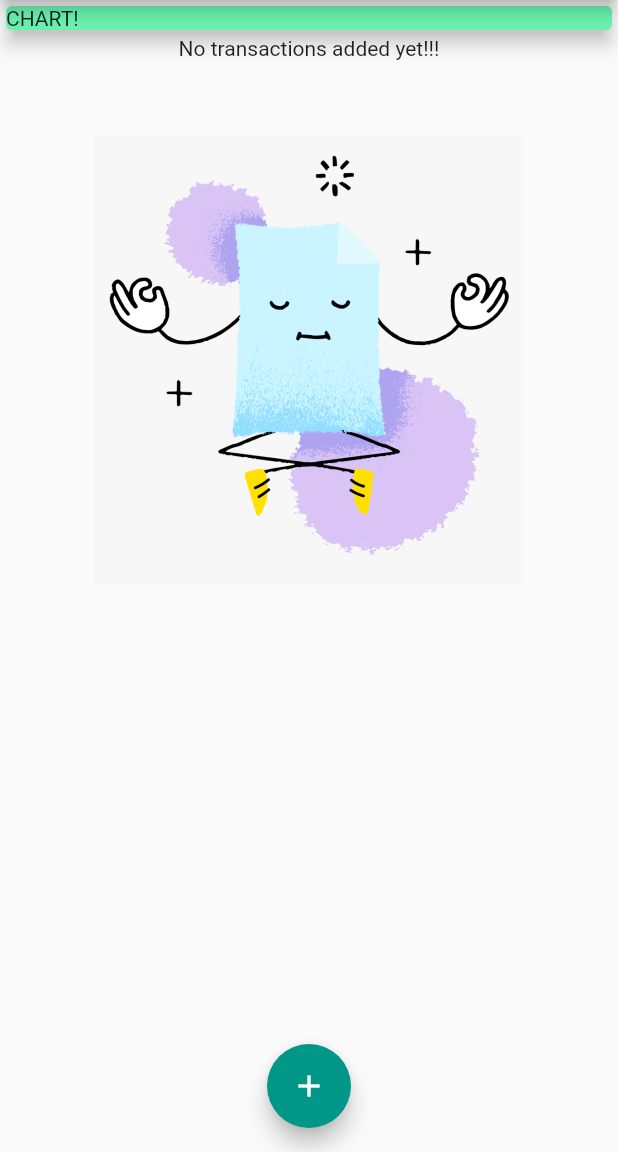
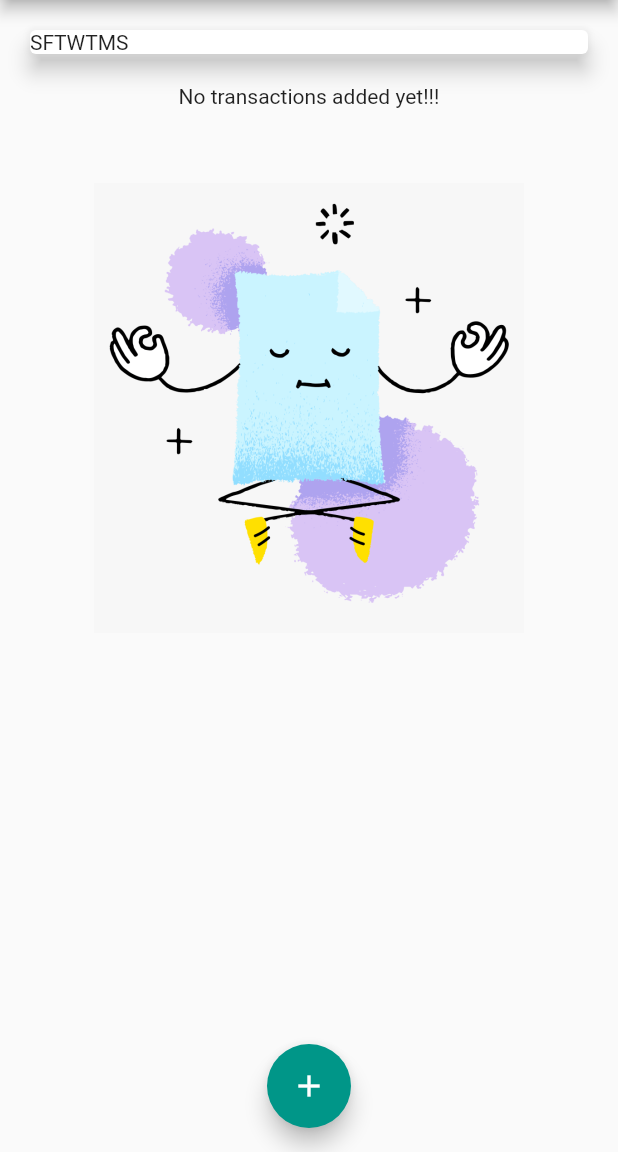
Before and after one commit to shahsamved/Personal-expenses-app, a Flutter app: the screen it shows after launch, on a phone screen of 412 x 824 dp, the part 84-1236 px from its top. Run offline on Flutter 3.47's test engine with Material 2 defaults, Android fonts, the phone set to English and light mode, and no system bars.

Commit message:
creating charts  with weekdays and amount and populating charts with values

```diff
--- a/lib/main.dart
+++ b/lib/main.dart
@@ -4,7 +4,7 @@ import 'package:expenses_app/widgets/new_transaction.dart';
 import 'package:expenses_app/widgets/transaction_list.dart';
 import 'package:expenses_app/widgets/user_transactions.dart';
 import 'package:flutter/material.dart';
-
+import './widgets/chart.dart';
 import 'models/transaction.dart';
 
 void main() {
@@ -54,6 +54,14 @@ class _MyHomePageState extends State<MyHomePage> {
     // ),
   ];
 
+  List<Transaction> get _recentTransactions {
+    return _userTransactions.where((tx) {
+      return tx.date.isAfter(DateTime.now().subtract(
+        Duration(days: 7),
+      ));
+    }).toList();
+  }
+
   void _addNewTransaction(String title, double amount) {
     final newTx = Transaction(
         id: DateTime.now().toString(),
@@ -96,14 +104,7 @@ class _MyHomePageState extends State<MyHomePage> {
           //mainAxisAlignment: MainAxisAlignment.spaceAround,
           crossAxisAlignment: CrossAxisAlignment.stretch,
           children: <Widget>[
-            Container(
-              width: double.infinity,
-              child: Card(
-                color: Colors.greenAccent,
-                child: Text('CHART!'),
-                elevation: 5,
-              ),
-            ),
+            Chart(_recentTransactions),
             TransactionList(_userTransactions),
           ],
         ),
--- /dev/null
+++ b/lib/widgets/chart.dart
@@ -0,0 +1,48 @@
+import 'package:expenses_app/models/transaction.dart';
+import 'package:expenses_app/widgets/transaction_list.dart';
+import 'package:flutter/material.dart';
+import 'package:intl/intl.dart';
+
+class Chart extends StatelessWidget {
+  final List<Transaction> recentTransactions;
+
+  Chart(this.recentTransactions);
+
+  List<Map<String, Object>> get groupedTransactionValues {
+    return List.generate(7, (index) {
+      final weekday = DateTime.now().subtract(
+        Duration(days: index),
+      );
+      double totalsum = 0.0;
+
+      for (var i = 0; i < recentTransactions.length; i++) {
+        if (recentTransactions[i].date.day == weekday.day &&
+            recentTransactions[i].date.month == weekday.month &&
+            recentTransactions[i].date.year == weekday.year) {
+          totalsum += recentTransactions[i].amount;
+        }
+      }
+      print(DateFormat.E().format(weekday));
+      print(totalsum);
+
+      return {
+        'day': DateFormat.E().format(weekday).substring(0, 1),
+        'amount': totalsum
+      };
+    });
+  }
+
+  @override
+  Widget build(BuildContext context) {
+    print(groupedTransactionValues);
+    return Card(
+      elevation: 6,
+      margin: EdgeInsets.all(20),
+      child: Row(
+        children: groupedTransactionValues.map((data) {
+          return Text(data['day']);
+        }).toList(),
+      ),
+    );
+  }
+}
```
Also changed, not shown: lib/widgets/chart_bars.dart (added, +49 -0 lines).
